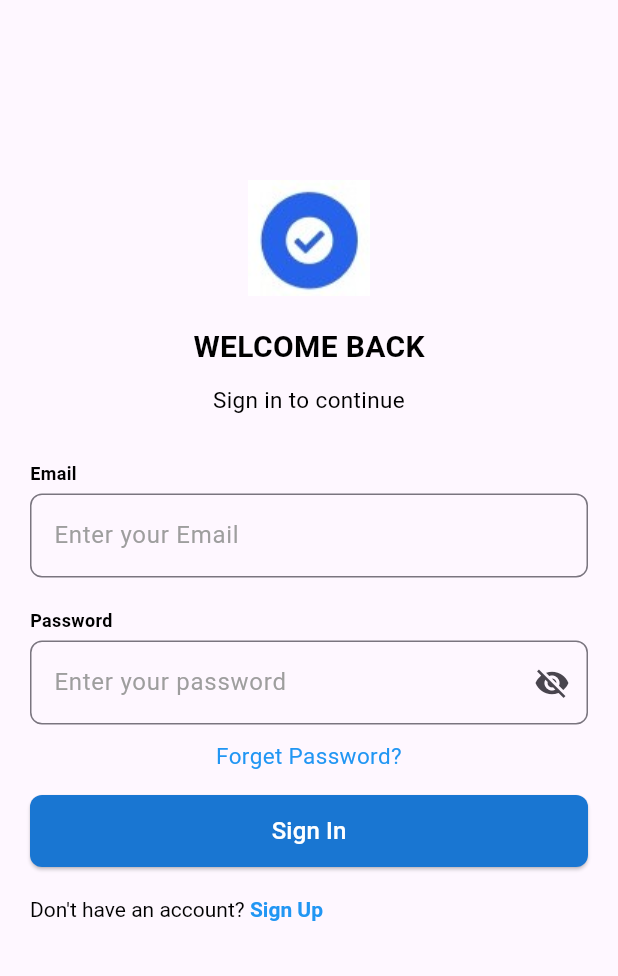
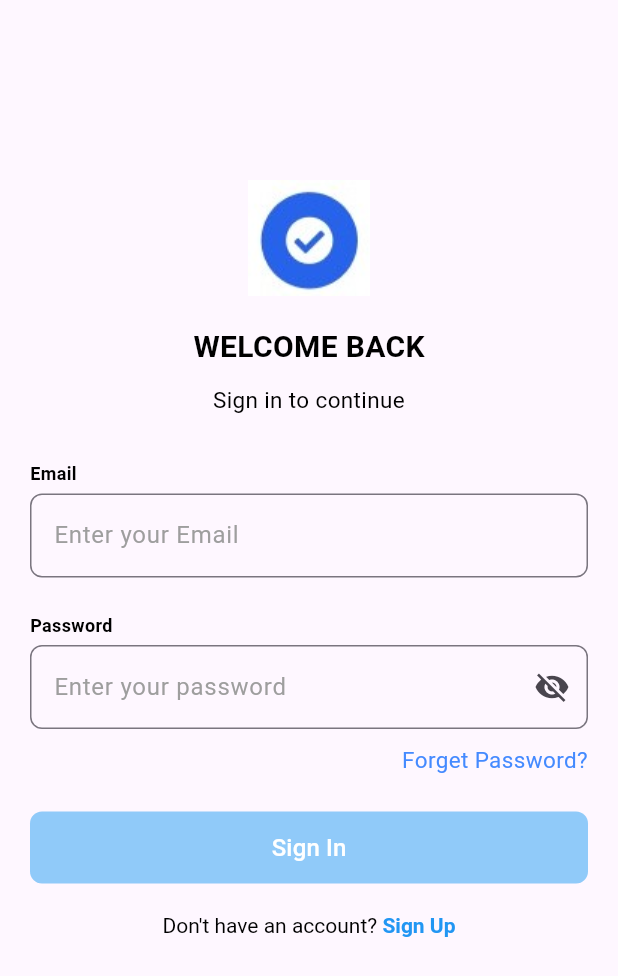
Before and after one commit to mobikodeStudio/todo_flutter_app, a Flutter app: the screen it shows after launch, on a phone screen of 412 x 824 dp. Shown: the top 976 px of the screen. Run offline on Flutter 3.47's test engine with Material 3 defaults, Android fonts, the phone set to English and light mode, and no system bars; our stand-ins replace flutter_bloc, get_it.

Commit message:
splash screen added

```diff
--- a/lib/core/injector.dart
+++ b/lib/core/injector.dart
@@ -1,10 +1,13 @@
 import 'package:get_it/get_it.dart';
 import 'package:todo_flutter_app/presentation/login/bloc/login_bloc.dart';
+
+import '../presentation/splash/splash_bloc.dart';
 // import 'package:todo_flutter_app/presentation/login/bloc/signin_bloc.dart'; // create this
 
 final getIt = GetIt.instance;
 
 void serviceInjector() {
   getIt.registerLazySingleton(() => LoginBloc());
+  getIt.registerLazySingleton(() => SplashBloc());
   // getIt.registerLazySingleton(() => SigninBloc()); // create this
 }
--- a/lib/main.dart
+++ b/lib/main.dart
@@ -1,8 +1,8 @@
 import 'package:flutter/material.dart';
 import 'package:flutter_bloc/flutter_bloc.dart';
 import 'package:todo_flutter_app/core/injector.dart';
-import 'package:todo_flutter_app/presentation/login/bloc/login_bloc.dart';
-import 'package:todo_flutter_app/presentation/login/login_screen.dart';
+import 'package:todo_flutter_app/presentation/splash/splash_bloc.dart';
+import 'package:todo_flutter_app/presentation/splash/splash_screen.dart';
 
 void main() {
   serviceInjector(); // Initialize dependencies
@@ -20,8 +20,8 @@ class MyApp extends StatelessWidget {
         colorScheme: ColorScheme.fromSeed(seedColor: Colors.deepPurple),
       ),
       home: BlocProvider(
-        create: (BuildContext context) => getIt<LoginBloc>(),
-        child: const LoginPage(),
+        create: (BuildContext context) => getIt<SplashBloc>()..add(InitialSplashLOadEvent()),
+        child: const Splash(),
       ),
     );
   }
--- /dev/null
+++ b/lib/presentation/common/regex.dart
@@ -0,0 +1,3 @@
+
+
+final validEmailRegex = RegExp(r"^[a-zA-Z0-9.a-zA-Z0-9.!#$%&'*+-/=?^_`{|}~]+@[a-zA-Z0-9]+\.[a-zA-Z]+");
--- a/lib/presentation/login/bloc/login_bloc.dart
+++ b/lib/presentation/login/bloc/login_bloc.dart
@@ -1,11 +1,37 @@
+import 'dart:async';
+
 import 'package:flutter_bloc/flutter_bloc.dart';
+import '../../common/regex.dart';
 import 'login_event.dart';
 import 'login_state.dart';
 
 class LoginBloc extends Bloc<LoginEvent, LoginState> {
   LoginBloc() : super(LoginInitial()) {
-    on<OnSigninBtnClickEvent>((event, emit) {
-      emit(OnSigninBtnClickState());
-    });
+    on<OnSignInBtnClickEvent>(onSignInBtnClick);
+    on<OnSignInOnLoadEvent>(onSignInOnLoad);
+    on<OnTextChangeEvent>(onTextChange);
+  }
+
+  FutureOr<void> onTextChange(OnTextChangeEvent event, Emitter<LoginState> emit) {
+     bool isBtnEnabled = event.email.isNotEmpty && event.password.isNotEmpty && event.password.length>3;
+     bool isEmailValid = validEmailRegex.hasMatch(event.email);
+     if(isEmailValid){
+       emit(OnSignInOnLoadState(isBtnEnabled: isBtnEnabled));
+     }
+     else{
+       emit(LoginEmailErrorState());
+     }
+
+
+  }
+
+  FutureOr<void> onSignInBtnClick(OnSignInBtnClickEvent event, Emitter<LoginState> emit) {
+
+    emit(OnSignInBtnClickState());
+  }
+
+
+  FutureOr<void> onSignInOnLoad(OnSignInOnLoadEvent event, Emitter<LoginState> emit) {
+    emit(OnSignInOnLoadState(isBtnEnabled: false));
   }
 }
--- a/lib/presentation/login/bloc/login_event.dart
+++ b/lib/presentation/login/bloc/login_event.dart
@@ -1,3 +1,13 @@
 abstract class LoginEvent {}
 
-class OnSigninBtnClickEvent extends LoginEvent {}
+class OnSignInInitialEvent extends LoginEvent {}
+class OnSignInOnLoadEvent extends LoginEvent {}
+
+class OnSignInBtnClickEvent extends LoginEvent {}
+
+class OnTextChangeEvent extends LoginEvent {
+  final String email;
+  final String password;
+
+  OnTextChangeEvent({required this.email, required this.password});
+}
--- a/lib/presentation/login/bloc/login_state.dart
+++ b/lib/presentation/login/bloc/login_state.dart
@@ -1,5 +1,22 @@
-abstract class LoginState {}
+abstract class LoginState {
+  final bool isBtnEnabled;
 
-class LoginInitial extends LoginState {}
+  const LoginState({required this.isBtnEnabled});
+}
 
-class OnSigninBtnClickState extends LoginState {}
+class LoginInitial extends LoginState {
+  const LoginInitial() : super(isBtnEnabled: false);
+}
+class LoginEmailErrorState extends LoginState {
+
+  const LoginEmailErrorState() : super(isBtnEnabled: false);
+}
+
+class OnSignInOnLoadState extends LoginState {
+
+  const OnSignInOnLoadState({required super.isBtnEnabled});
+}
+
+class OnSignInBtnClickState extends LoginState {
+  const OnSignInBtnClickState() : super(isBtnEnabled: false);
+}
--- a/lib/presentation/login/login_screen.dart
+++ b/lib/presentation/login/login_screen.dart
@@ -2,8 +2,6 @@ import 'package:flutter/material.dart';
 import 'package:flutter_bloc/flutter_bloc.dart';
 import 'package:todo_flutter_app/core/injector.dart';
 import 'package:todo_flutter_app/presentation/login/bloc/login_bloc.dart';
-// import 'package:todo_flutter_app/presentation/login/bloc/signin_bloc.dart';
-// import 'package:todo_flutter_app/presentation/login/signin_screen.dart';
 import 'package:todo_flutter_app/presentation/widgets/to_do_primary_button.dart';
 import 'package:todo_flutter_app/presentation/widgets/to_do_text.dart';
 import 'package:todo_flutter_app/presentation/widgets/to_do_text_field.dart';
@@ -28,7 +26,7 @@ class _LoginPageState extends State<LoginPage> {
     return Scaffold(
       body: BlocListener<LoginBloc, LoginState>(
         listener: (context, state) {
-          if (state is OnSigninBtnClickState) {
+          if (state is OnSignInBtnClickState) {
             // Navigator.of(context).push(
             //   MaterialPageRoute(
             //     builder: (context) => BlocProvider(
@@ -70,6 +68,28 @@ class _LoginPageState extends State<LoginPage> {
                 textLabel: 'Email',
                 textHintLabel: 'Enter your Email',
                 isSuffixIconVisible: false,
+                onChanged: (value) {
+                  getIt<LoginBloc>().add(OnTextChangeEvent(
+                      email: value, password: passwordController.text));
+                },
+              ),
+              const SizedBox(height: 3),
+              BlocBuilder<LoginBloc, LoginState>(
+                builder: (context, state) {
+                  if(state is LoginEmailErrorState){
+                    return Text(
+                    'Not a valid email',
+                    style: const TextStyle(
+                  fontSize: 12,
+                  fontWeight: FontWeight.normal,
+                  color: Colors.red,
+                  ),
+                  );
+                  }else{
+                  return SizedBox.shrink();
+                  }
+
+                },
               ),
               const SizedBox(height: 20),
               ToDoTextField(
@@ -86,26 +106,43 @@ class _LoginPageState extends State<LoginPage> {
                     _obscurePassword = !_obscurePassword;
                   });
                 },
+                onChanged: (value) {
+                  getIt<LoginBloc>().add(OnTextChangeEvent(
+                      email: emailController.text, password: value));
+                },
               ),
               const SizedBox(height: 10),
-              const Center(
+              Align(
+                alignment: Alignment.centerRight,
                 child: ToDoText(
                   label: 'Forget Password?',
-                  color: Colors.blue,
+                  color: Colors.blueAccent,
                   textAlign: TextAlign.right,
                 ),
               ),
-              const SizedBox(height: 16),
-              Center(
+              const SizedBox(height: 24),
+              BlocBuilder<LoginBloc, LoginState>(
+                builder: (context, state) {
+                  if (state is OnSignInOnLoadState) {
+                    return Center(
                       child: ToDoPrimaryButton(
+                        isEnabled: state.isBtnEnabled,
                         label: 'Sign In',
                         onPressed: () {
-                    getIt<LoginBloc>().add(OnSigninBtnClickEvent());
+                          getIt<LoginBloc>().add(OnSignInBtnClickEvent());
                         },
                       ),
+                    );
+                  }
+                  else {
+                    return SizedBox.shrink();
+                  }
+                },
+
               ),
               SizedBox(height: 20),
-              RichText(
+              Center(
+                child: RichText(
                   text: TextSpan(
                     text: "Don't have an account? ",
                     style: const TextStyle(color: Colors.black),
@@ -120,6 +157,7 @@ class _LoginPageState extends State<LoginPage> {
                     ],
                   ),
                 ),
+              ),
             ],
           ),
         ),
--- /dev/null
+++ b/lib/presentation/splash/splash_bloc.dart
@@ -0,0 +1,18 @@
+import 'dart:async';
+
+import 'package:flutter_bloc/flutter_bloc.dart';
+
+
+part 'splash_event.dart';
+part 'splash_state.dart';
+
+class SplashBloc extends Bloc<SplashEvent, SplashState> {
+  SplashBloc() : super(SplashInitial()) {
+    on<InitialSplashLOadEvent>(onLoad);
+  }
+
+  Future<void> onLoad(InitialSplashLOadEvent event, Emitter<SplashState> emit) async {
+    await Future.delayed(const Duration(seconds: 2));
+    emit(SplashOnLoadState());
+  }
+}
--- /dev/null
+++ b/lib/presentation/splash/splash_event.dart
@@ -0,0 +1,8 @@
+part of 'splash_bloc.dart';
+
+abstract class SplashEvent {}
+
+
+class InitialSplashLOadEvent extends SplashEvent{
+
+}
--- /dev/null
+++ b/lib/presentation/splash/splash_state.dart
@@ -0,0 +1,7 @@
+part of 'splash_bloc.dart';
+
+abstract class SplashState {}
+
+final class SplashInitial extends SplashState {}
+
+final class SplashOnLoadState extends SplashState {}
--- a/lib/presentation/widgets/to_do_text_field.dart
+++ b/lib/presentation/widgets/to_do_text_field.dart
@@ -8,6 +8,7 @@ class ToDoTextField extends StatelessWidget {
   final IconData? suffixIcon;
   final VoidCallback? suffixOnClick;
   final bool obscureText;
+  final ValueChanged<String>? onChanged;
 
   const ToDoTextField({
     super.key,
@@ -17,6 +18,7 @@ class ToDoTextField extends StatelessWidget {
     this.isSuffixIconVisible = false,
     this.suffixIcon,
     this.suffixOnClick,
+    this.onChanged,
     this.obscureText = false,
   });
 
@@ -41,6 +43,7 @@ class ToDoTextField extends StatelessWidget {
         TextField(
           controller: controller,
           obscureText: shouldObscureText,
+          onChanged: onChanged,
           decoration: InputDecoration(
             hintText: textHintLabel,
             hintStyle: const TextStyle(color: Colors.grey),
```
Also changed, not shown: lib/presentation/splash/splash_screen.dart (+80 -1 lines). Lines whose indentation alone changed are shown as unchanged.
